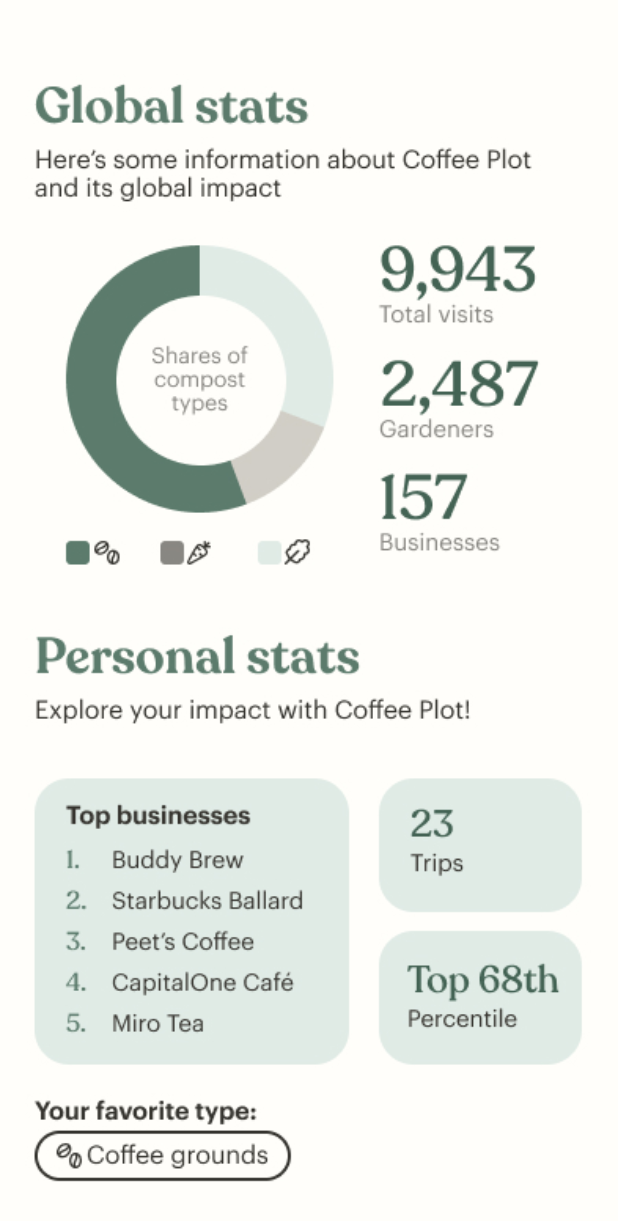
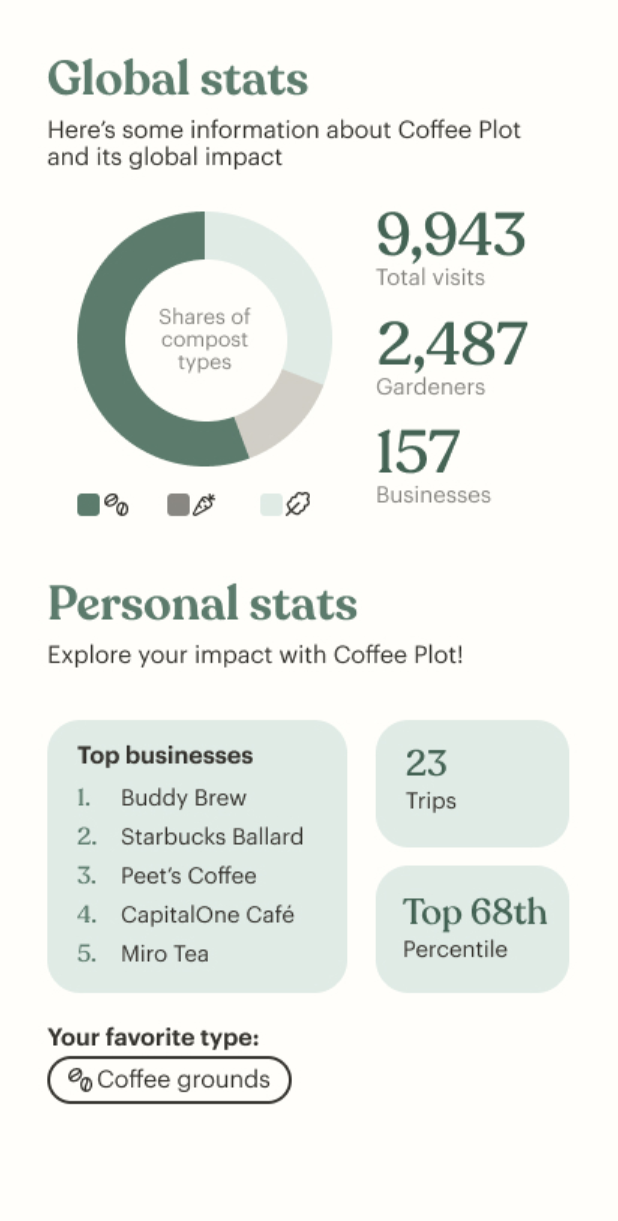
Before and after one commit to HackMIT-CoffeePlot/coffeeplot, a Flutter app: the StatsPage screen opened directly, on a phone screen of 412 x 824 dp. Shown: the top 1221 px of the screen. Run offline on Flutter 3.47's test engine with Material 2 defaults, Android fonts, the light colour scheme and no system bars; our stand-ins replace flutter_svg, geolocator, google_maps_flutter, shared_preferences; accounts and stored records are empty.

Commit message:
fixed the stats pages

```diff
--- a/coffe_plot_frontend/lib/pages/stats_page.dart
+++ b/coffe_plot_frontend/lib/pages/stats_page.dart
@@ -4,15 +4,18 @@ class StatsPage extends StatelessWidget {
   @override
   Widget build(BuildContext context) {
     return Scaffold(
-      backgroundColor: Color(0xFFFFFEFA),
-      body: Container(
-        child: Image(
-          image: AssetImage('lib/svgs/stats-image.jpg'),
-          fit: BoxFit.contain,//fill, //contain, cover, scaleDown,
-          height: double.infinity,
-          width: double.infinity,
-        ),
-      ),
-    );
+        backgroundColor: Color(0xFFFFFEFA),
+        body: ListView(children: <Widget>[
+          Center(
+            child: Container(
+              child: Image(
+                image: AssetImage('lib/svgs/stats-image.jpg'),
+                fit: BoxFit.contain, //fill, //contain, cover, scaleDown,
+                // height: double.infinity,
+                // width: double.infinity,
+              ),
+            ),
+          )
+        ]));
   }
 }
```
